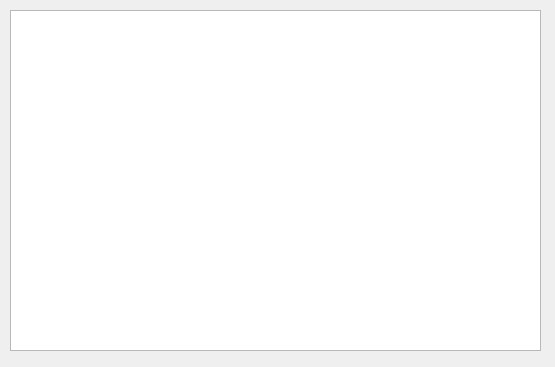
Qt form GUI/Final/fifthwindow.ui (aaryashah1010/Capstone-Sleepinducer) before a commit.
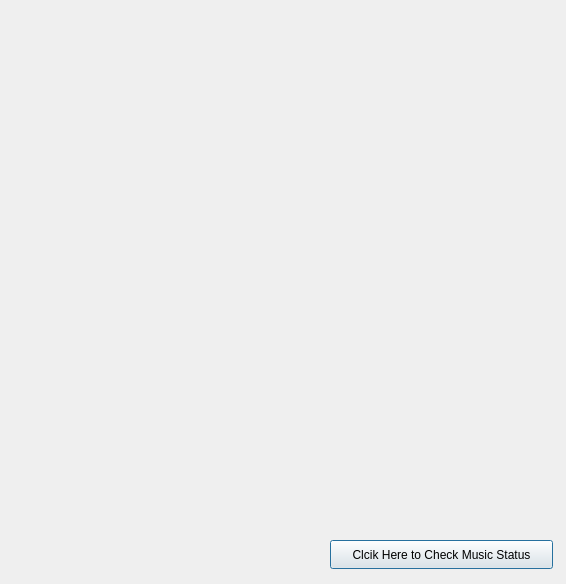
The same form after that commit.

Patch:
```diff
--- a/GUI/Final/fifthwindow.ui
+++ b/GUI/Final/fifthwindow.ui
@@ -6,22 +6,37 @@
    <rect>
     <x>0</x>
     <y>0</y>
-    <width>555</width>
-    <height>367</height>
+    <width>566</width>
+    <height>584</height>
    </rect>
   </property>
+  <property name="sizePolicy">
+   <sizepolicy hsizetype="Fixed" vsizetype="Fixed">
+    <horstretch>0</horstretch>
+    <verstretch>0</verstretch>
+   </sizepolicy>
+  </property>
   <property name="windowTitle">
    <string>Dialog</string>
   </property>
-  <widget class="QTableView" name="tableView">
+  <widget class="QPushButton" name="pushButton">
    <property name="geometry">
     <rect>
-     <x>10</x>
-     <y>10</y>
-     <width>531</width>
-     <height>341</height>
+     <x>330</x>
+     <y>540</y>
+     <width>223</width>
+     <height>29</height>
     </rect>
    </property>
+   <property name="sizePolicy">
+    <sizepolicy hsizetype="Minimum" vsizetype="Minimum">
+     <horstretch>0</horstretch>
+     <verstretch>0</verstretch>
+    </sizepolicy>
+   </property>
+   <property name="text">
+    <string>Clcik Here to Check Music Status</string>
+   </property>
   </widget>
  </widget>
  <resources/>
```
